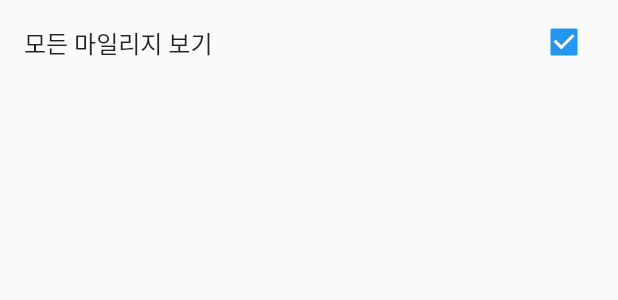
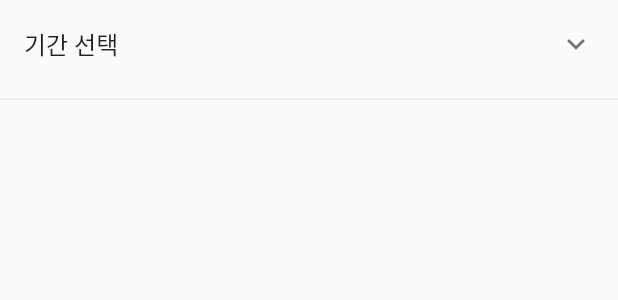
Before and after one commit to hyejinxx/0953_call_manager, a Flutter app: the MileageManageScreen widget shown alone on an empty page, opened directly, on a phone screen of 412 x 824 dp. Shown: the top 300 px of the screen. Run offline on Flutter 3.47's test engine with Material 2 defaults, Android fonts, the phone set to English and light mode, and no system bars; our stand-ins replace cloud_firestore, file_picker, firebase_auth, firebase_core, firebase_database, flutter_riverpod and 2 more; missing offline and left inert: excel; accounts and stored records are empty.

Commit message:
feat: 날짜별로 마일리지 기록 보기 추가

```diff
--- a/lib/scenario/main/mileage/mileage_manage_screen.dart
+++ b/lib/scenario/main/mileage/mileage_manage_screen.dart
@@ -1,22 +1,36 @@
 import 'package:call_0953_manager/service/mileage_service.dart';
+import 'package:flutter/cupertino.dart';
 import 'package:flutter/material.dart';
+import 'package:flutter_riverpod/flutter_riverpod.dart';
+import 'package:intl/intl.dart';
 
-class MileageManageScreen extends StatefulWidget {
+import '../../../model/mileage.dart';
+
+final firstDate =
+    StateProvider((ref) => DateTime.now().subtract(const Duration(days: 365)));
+final lastDate = StateProvider((ref) => DateTime.now());
+
+class MileageManageScreen extends ConsumerStatefulWidget {
   const MileageManageScreen({super.key});
 
   @override
-  State<MileageManageScreen> createState() => _MileageManageScreenState();
+  _MileageManageScreenState createState() => _MileageManageScreenState();
 }
 
-class _MileageManageScreenState extends State<MileageManageScreen> {
+class _MileageManageScreenState extends ConsumerState<MileageManageScreen> {
   bool isAll = true;
 
   @override
   Widget build(BuildContext context) {
+    final startDate = ref.watch(firstDate);
+    final endDate = ref.watch(lastDate);
     return SizedBox(
       width: MediaQuery.of(context).size.width,
       height: MediaQuery.of(context).size.height,
-      child: Column(children: [
+      child: Column(crossAxisAlignment: CrossAxisAlignment.start, children: [
+        ExpansionTile(
+          title: Text('기간 선택'),
+          children: [
             CheckboxListTile(
               title: InkWell(
                 onTap: () {
@@ -34,54 +48,127 @@ class _MileageManageScreenState extends State<MileageManageScreen> {
               },
             ),
             if (!isAll) ...[
-          Row(
+              Column(
+                mainAxisSize: MainAxisSize.min,
+                mainAxisAlignment: MainAxisAlignment.spaceEvenly,
+                crossAxisAlignment: CrossAxisAlignment.start,
                 children: [
-              const Expanded(
-                child: Padding(
-                  padding: EdgeInsets.symmetric(horizontal: 16),
-                  child: TextField(
-                    decoration: InputDecoration(
-                      border: OutlineInputBorder(),
-                      labelText: '검색할 유저의 번호를 입력하세요',
+                  Padding(
+                    padding: const EdgeInsets.symmetric(horizontal: 20),
+                    child: Row(
+                      mainAxisSize: MainAxisSize.max,
+                      mainAxisAlignment: MainAxisAlignment.spaceBetween,
+                      children: [
+                        Text('시작 날짜 : ${startDate.toString().substring(0, 10)}',
+                            style: const TextStyle(
+                                fontSize: 16,
+                                fontWeight: FontWeight.w500,
+                                color: Colors.black)),
+                        ElevatedButton(
+                            onPressed: () {
+                              showDatePicker(
+                                      context: context,
+                                      initialDate: DateTime.now(),
+                                      firstDate: DateTime.now().subtract(
+                                          const Duration(days: 365 * 3)),
+                                      lastDate: DateTime.now())
+                                  .then((value) {
+                                if (value != null) {
+                                  ref.read(firstDate.notifier).state = value;
+                                }
+                              });
+                            },
+                            style: ElevatedButton.styleFrom(
+                              primary: Colors.yellow,
                             ),
-                    obscureText: false,
+                            child: const Text('날짜선택',
+                                style: TextStyle(
+                                    fontSize: 13,
+                                    fontWeight: FontWeight.w500,
+                                    color: Colors.black))),
+                      ],
                     ),
                   ),
+                  Padding(
+                    padding: const EdgeInsets.symmetric(horizontal: 20),
+                    child: Row(
+                      mainAxisSize: MainAxisSize.max,
+                      mainAxisAlignment: MainAxisAlignment.spaceBetween,
+                      children: [
+                        Text('끝 날짜 : ${endDate.toString().substring(0, 10)}',
+                            style: const TextStyle(
+                                fontSize: 16,
+                                fontWeight: FontWeight.w500,
+                                color: Colors.black)),
+                        ElevatedButton(
+                            onPressed: () {
+                              showDatePicker(
+                                      context: context,
+                                      initialDate: DateTime.now(),
+                                      firstDate: DateTime.now()
+                                          .subtract(const Duration(days: 365)),
+                                      lastDate: DateTime.now())
+                                  .then((value) {
+                                if (value != null) {
+                                  ref.read(lastDate.notifier).state = value;
+                                }
+                              });
+                            },
+                            style: ElevatedButton.styleFrom(
+                              primary: Colors.yellow,
                             ),
-              IconButton(
-                  onPressed: () {},
-                  icon: const Icon(Icons.search),
-                  color: Colors.black)
+                            child: const Text('날짜선택',
+                                style: TextStyle(
+                                    fontSize: 13,
+                                    fontWeight: FontWeight.w500,
+                                    color: Colors.black))),
+                      ],
+                    ),
+                  ),
                 ],
               ),
             ],
-        Expanded(child:
-        FutureBuilder(
+          ],
+        ),
+        const Divider(),
+        Expanded(
+            child: FutureBuilder(
           future: MileageService().getAllMileage(),
           builder: (context, snapshot) {
-            if (snapshot.hasData) {
-              print(snapshot.data);
+            if (snapshot.hasData && snapshot.data != null) {
               snapshot.data!.sort((a, b) => b.date.compareTo(a.date));
+              List<Mileage> result = isAll
+                  ? snapshot.data!
+                  : snapshot.data!
+                      .where((element) =>
+                          DateFormat('yyyy-MM-dd')
+                              .parse(element.date)
+                              .add(const Duration(days: 1))
+                              .isAfter(startDate) &&
+                          DateFormat('yyyy-MM-dd')
+                              .parse(element.date)
+                              .subtract(const Duration(days: 1))
+                              .isBefore(endDate))
+                      .toList();
               return ListView.builder(
-                itemCount: snapshot.data?.length,
+                itemCount: result.length,
                 itemBuilder: (context, index) {
                   return ExpansionTile(
                     title: Row(
                       mainAxisAlignment: MainAxisAlignment.spaceBetween,
                       children: [
-                        Text(snapshot.data![index].name),
-                        Text('${snapshot.data![index].amount}원')
+                        Text(result[index].name),
+                        Text('${result[index].amount}원')
                       ],
                     ),
-                    subtitle: Text(snapshot.data![index].date
-                        .toString()
-                        .replaceAll('-', '/')),
+                    subtitle: Text(
+                        result[index].date),
                     expandedAlignment: Alignment.topLeft,
                     children: [
                       Padding(
                         padding: const EdgeInsets.only(left: 20, bottom: 10),
                         child: Text(
-                            '전화번호 : ${snapshot.data![index].call}\n닉네임 : ${snapshot.data![index].name}\n적립금 : ${snapshot.data![index].amount.toString()}\n적립 종류: ${snapshot.data![index].type}',
+                            '전화번호 : ${result[index].call}\n닉네임 : ${result[index].name}\n적립금 : ${result[index].amount.toString()}\n적립 종류: ${result[index].type}',
                             style: const TextStyle(
                                 fontSize: 16,
                                 fontWeight: FontWeight.w500,
```
Lines whose indentation alone changed are shown as unchanged.
